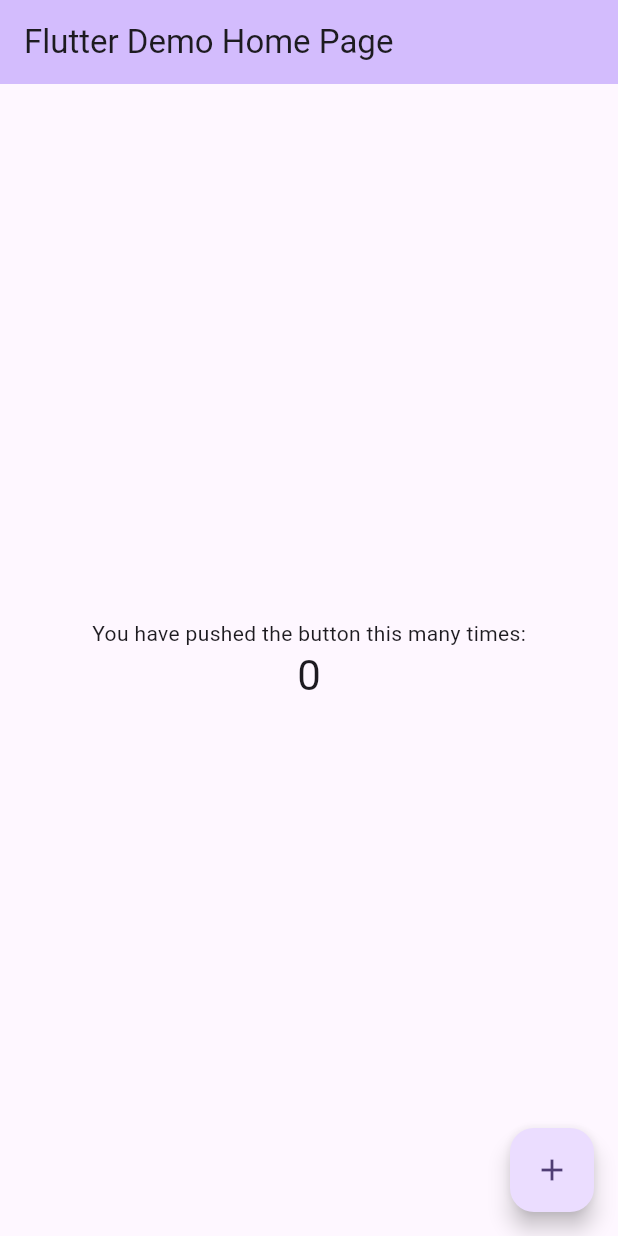
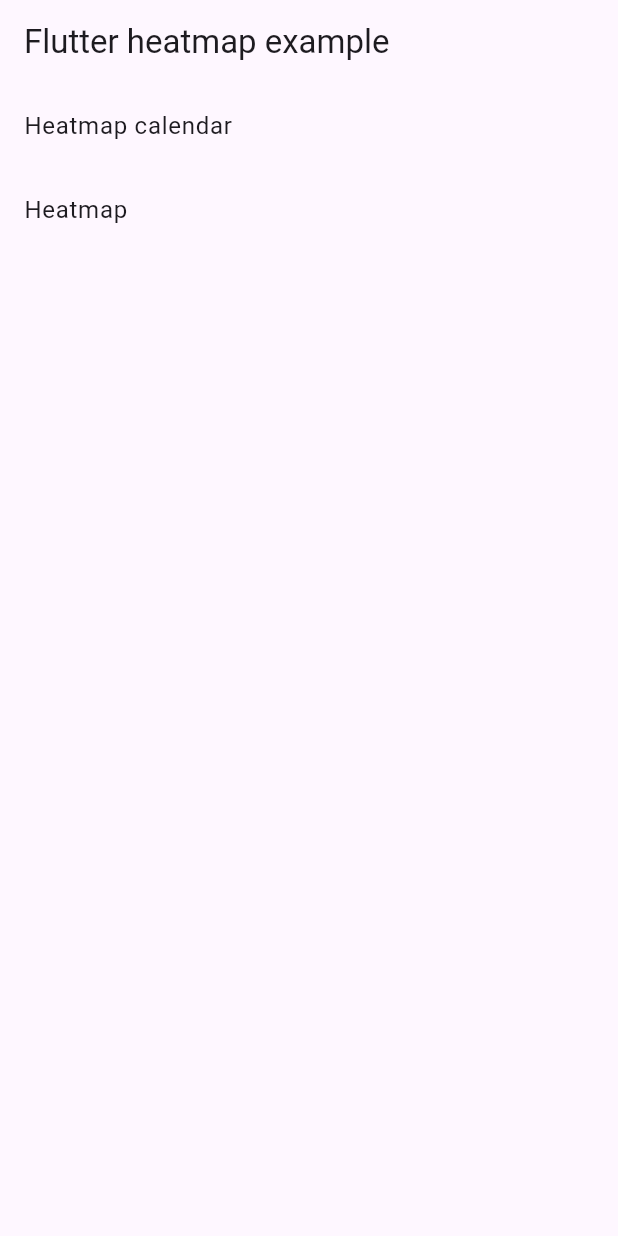
Before and after one commit to amias-samir/Heatmap-Calendar-Flutter, a Flutter app: the screen it shows after launch, on a phone screen of 412 x 824 dp. Run offline on Flutter 3.47's test engine with Material 3 defaults, Android fonts, the phone set to English and light mode, and no system bars.

Commit message:
added heatmap data

```diff
--- a/example/lib/main.dart
+++ b/example/lib/main.dart
@@ -1,125 +1,58 @@
 import 'package:flutter/material.dart';
+import 'pages/heatmap_calendar_example.dart';
+import 'pages/heatmap_example.dart';
 
 void main() {
   runApp(const MyApp());
 }
 
 class MyApp extends StatelessWidget {
-  const MyApp({super.key});
+  const MyApp({Key? key}) : super(key: key);
 
   // This widget is the root of your application.
   @override
   Widget build(BuildContext context) {
     return MaterialApp(
-      title: 'Flutter Demo',
+      title: 'Flutter Heatmap Demo',
       theme: ThemeData(
-        // This is the theme of your application.
-        //
-        // TRY THIS: Try running your application with "flutter run". You'll see
-        // the application has a purple toolbar. Then, without quitting the app,
-        // try changing the seedColor in the colorScheme below to Colors.green
-        // and then invoke "hot reload" (save your changes or press the "hot
-        // reload" button in a Flutter-supported IDE, or press "r" if you used
-        // the command line to start the app).
-        //
-        // Notice that the counter didn't reset back to zero; the application
-        // state is not lost during the reload. To reset the state, use hot
-        // restart instead.
-        //
-        // This works for code too, not just values: Most code changes can be
-        // tested with just a hot reload.
-        colorScheme: ColorScheme.fromSeed(seedColor: Colors.deepPurple),
-        useMaterial3: true,
+        primarySwatch: Colors.blue,
       ),
-      home: const MyHomePage(title: 'Flutter Demo Home Page'),
+      initialRoute: '/',
+      routes: {
+        '/': (context) => const MyHomePage(),
+        '/heatmap_calendar': (context) => const HeatMapCalendarExample(),
+        '/heatmap': (context) => const HeatMapExample(),
+      },
     );
   }
 }
 
 class MyHomePage extends StatefulWidget {
-  const MyHomePage({super.key, required this.title});
-
-  // This widget is the home page of your application. It is stateful, meaning
-  // that it has a State object (defined below) that contains fields that affect
-  // how it looks.
-
-  // This class is the configuration for the state. It holds the values (in this
-  // case the title) provided by the parent (in this case the App widget) and
-  // used by the build method of the State. Fields in a Widget subclass are
-  // always marked "final".
-
-  final String title;
+  const MyHomePage({Key? key}) : super(key: key);
 
   @override
   State<MyHomePage> createState() => _MyHomePageState();
 }
 
 class _MyHomePageState extends State<MyHomePage> {
-  int _counter = 0;
-
-  void _incrementCounter() {
-    setState(() {
-      // This call to setState tells the Flutter framework that something has
-      // changed in this State, which causes it to rerun the build method below
-      // so that the display can reflect the updated values. If we changed
-      // _counter without calling setState(), then the build method would not be
-      // called again, and so nothing would appear to happen.
-      _counter++;
-    });
-  }
-
   @override
   Widget build(BuildContext context) {
-    // This method is rerun every time setState is called, for instance as done
-    // by the _incrementCounter method above.
-    //
-    // The Flutter framework has been optimized to make rerunning build methods
-    // fast, so that you can just rebuild anything that needs updating rather
-    // than having to individually change instances of widgets.
     return Scaffold(
-      appBar: AppBar(
-        // TRY THIS: Try changing the color here to a specific color (to
-        // Colors.amber, perhaps?) and trigger a hot reload to see the AppBar
-        // change color while the other colors stay the same.
-        backgroundColor: Theme.of(context).colorScheme.inversePrimary,
-        // Here we take the value from the MyHomePage object that was created by
-        // the App.build method, and use it to set our appbar title.
-        title: Text(widget.title),
-      ),
-      body: Center(
-        // Center is a layout widget. It takes a single child and positions it
-        // in the middle of the parent.
-        child: Column(
-          // Column is also a layout widget. It takes a list of children and
-          // arranges them vertically. By default, it sizes itself to fit its
-          // children horizontally, and tries to be as tall as its parent.
-          //
-          // Column has various properties to control how it sizes itself and
-          // how it positions its children. Here we use mainAxisAlignment to
-          // center the children vertically; the main axis here is the vertical
-          // axis because Columns are vertical (the cross axis would be
-          // horizontal).
-          //
-          // TRY THIS: Invoke "debug painting" (choose the "Toggle Debug Paint"
-          // action in the IDE, or press "p" in the console), to see the
-          // wireframe for each widget.
-          mainAxisAlignment: MainAxisAlignment.center,
+      appBar: AppBar(title: const Text('Flutter heatmap example')),
+      body: SafeArea(
+        child: ListView(
           children: <Widget>[
-            const Text(
-              'You have pushed the button this many times:',
+            ListTile(
+              title: const Text('Heatmap calendar'),
+              onTap: () => Navigator.of(context).pushNamed('/heatmap_calendar'),
             ),
-            Text(
-              '$_counter',
-              style: Theme.of(context).textTheme.headlineMedium,
+            ListTile(
+              title: const Text('Heatmap'),
+              onTap: () => Navigator.of(context).pushNamed('/heatmap'),
             ),
           ],
         ),
       ),
-      floatingActionButton: FloatingActionButton(
-        onPressed: _incrementCounter,
-        tooltip: 'Increment',
-        child: const Icon(Icons.add),
-      ), // This trailing comma makes auto-formatting nicer for build methods.
     );
   }
 }
--- a/example/pubspec.yaml
+++ b/example/pubspec.yaml
@@ -30,6 +30,8 @@ environment:
 dependencies:
   flutter:
     sdk: flutter
+  heatmap_calendar_flutter:
+    path: ../
 
 
   # The following adds the Cupertino Icons font to your application.
--- a/lib/heatmap_calendar_flutter.dart
+++ b/lib/heatmap_calendar_flutter.dart
@@ -4,3 +4,4 @@ export 'src/heatmap.dart';
 export 'src/heatmap_calendar.dart';
 export 'src/enums/heatmap_color_mode.dart';
 export 'src/enums/heatmap_type.dart';
+export 'src/data/heatmap_datasets.dart';
--- a/lib/src/enums/heatmap_type.dart
+++ b/lib/src/enums/heatmap_type.dart
@@ -1,5 +1,4 @@
-enum HeatmapType {
+enum HeatmapCalendarType {
   intensity,
-  image,
-  icon,
+  widgets
 }
--- a/lib/src/heatmap.dart
+++ b/lib/src/heatmap.dart
@@ -1,4 +1,5 @@
 import 'package:flutter/material.dart';
+import 'package:heatmap_calendar_flutter/src/data/heatmap_datasets.dart';
 import './widgets/heatmap_page.dart';
 import './widgets/heatmap_color_tip.dart';
 import './enums/heatmap_color_mode.dart';
@@ -19,7 +20,7 @@ class HeatMap extends StatefulWidget {
   final DateTime? endDate;
 
   /// The datasets which fill blocks based on its value.
-  final Map<DateTime, int>? datasets;
+  final Map<DateTime, HeatmapData>? datasets;
 
   /// The color value of every block's default color.
   final Color? defaultColor;
@@ -51,7 +52,7 @@ class HeatMap extends StatefulWidget {
   /// Function that will be called when a block is clicked.
   ///
   /// Parameter gives clicked [DateTime] value.
-  final Function(DateTime)? onClick;
+  final Function(DateTime, HeatmapData)? onClick;
 
   /// The margin value for every block.
   final EdgeInsets? margin;
--- a/lib/src/widgets/heatmap_page.dart
+++ b/lib/src/widgets/heatmap_page.dart
@@ -1,6 +1,7 @@
 import 'dart:math';
 
 import 'package:flutter/material.dart';
+import 'package:heatmap_calendar_flutter/src/data/heatmap_datasets.dart';
 import './heatmap_month_text.dart';
 import './heatmap_column.dart';
 import '../enums/heatmap_color_mode.dart';
@@ -37,7 +38,7 @@ class HeatMapPage extends StatelessWidget {
   final double? fontSize;
 
   /// The datasets which fill blocks based on its value.
-  final Map<DateTime, int>? datasets;
+  final Map<DateTime, HeatmapData>? datasets;
 
   /// The margin value for every block.
   final EdgeInsets? margin;
@@ -71,7 +72,7 @@ class HeatMapPage extends StatelessWidget {
   /// Function that will be called when a block is clicked.
   ///
   /// Paratmeter gives clicked [DateTime] value.
-  final Function(DateTime)? onClick;
+  final Function(DateTime, HeatmapData)? onClick;
 
   final bool? showText;
 
```
Also changed, not shown: example/lib/pages/heatmap_calendar_example.dart (added, +118 -0 lines), example/lib/pages/heatmap_example.dart (added, +114 -0 lines), lib/src/data/heatmap_datasets.dart (added, +14 -0 lines), lib/src/heatmap_calendar.dart (+7 -2 lines), lib/src/utils/datasets_util.dart (+6 -5 lines), lib/src/widgets/heatmap_calendar_page.dart (+7 -2 lines), lib/src/widgets/heatmap_calendar_row.dart (+9 -4 lines), lib/src/widgets/heatmap_column.dart (+9 -4 lines), lib/src/widgets/heatmap_container.dart (+5 -2 lines).
